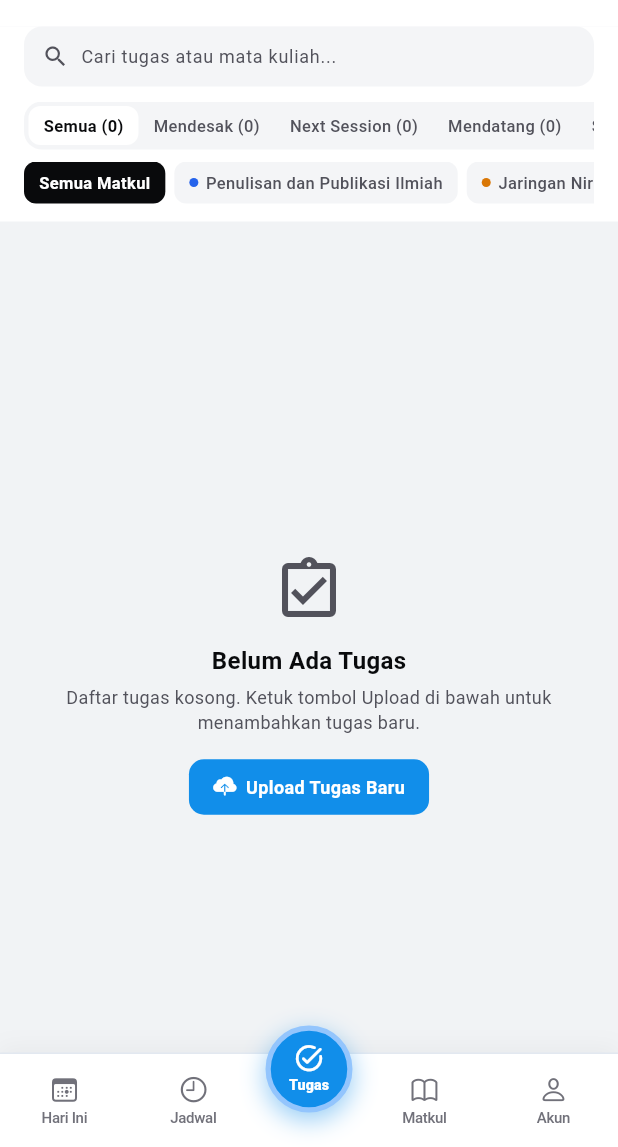
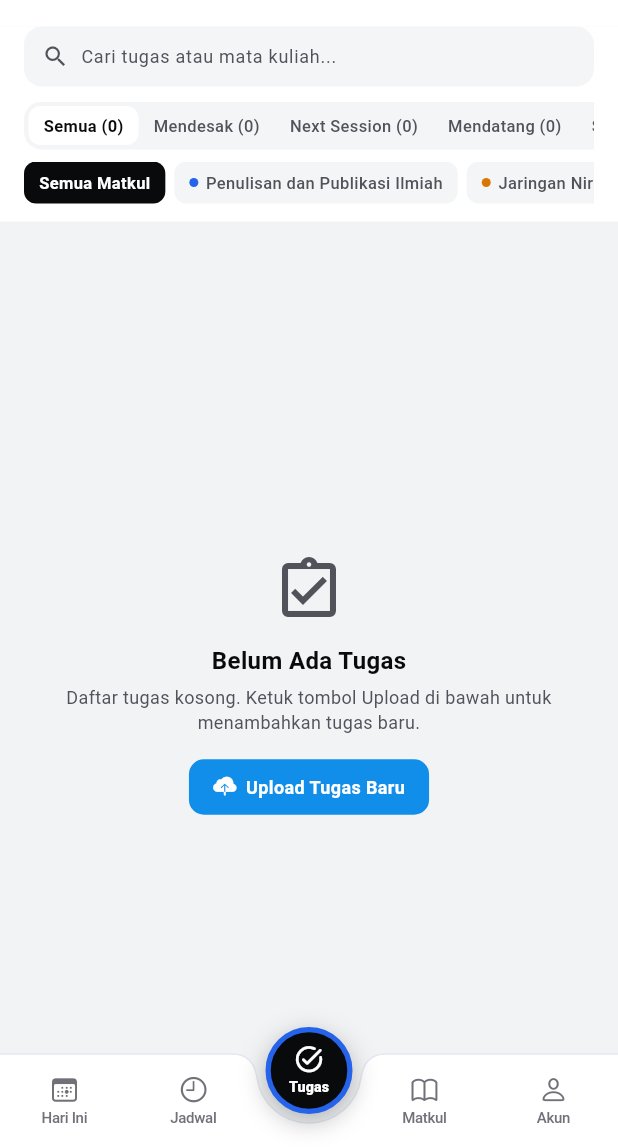
Before and after one commit to FaridNR/Notebook-UM, a Flutter app: the screen it shows after launch, after a tap on "Semua Tugas →", on a phone screen of 412 x 824 dp, the part 89-1236 px from its top. Run offline on Flutter 3.47's test engine with Material 3 defaults, Android fonts, the phone set to English and light mode, and no system bars; our stand-ins replace sqflite, sqflite_common_ffi; accounts and stored records are empty; Roboto replaces fonts that are missing (-apple-system).

Commit message:
M1: Desain ulang garis dock navigation melengkung (notched curve) dan selaraskan warna tombol Tugas dengan tema obsidian app

```diff
--- a/lib/widgets/dock_navigation.dart
+++ b/lib/widgets/dock_navigation.dart
@@ -1,3 +1,4 @@
+import 'dart:math' as math;
 import 'package:flutter/cupertino.dart';
 import 'package:flutter/material.dart';
 import '../theme/app_theme.dart';
@@ -18,32 +19,25 @@ class DockNavigation extends StatelessWidget {
   Widget build(BuildContext context) {
     final isDark = Theme.of(context).brightness == Brightness.dark;
     final surfaceColor = isDark ? AppColors.darkSurface : AppColors.lightSurface;
+    final borderColor = isDark ? const Color(0xFF1E2433) : const Color(0xFFE2E8F0);
     final activeTextColor = isDark ? AppColors.darkTextPrimary : AppColors.lightTextPrimary;
     final inactiveTextColor = isDark ? AppColors.darkTextTertiary : AppColors.lightTextTertiary;
 
     final isCenterActive = selectedIndex == 2;
+    // Warna tombol tengah diselaraskan dengan palet utama aplikasi (obsidian / ivory)
+    final centerButtonBg = isDark ? const Color(0xFFF4F4F5) : const Color(0xFF090A0C);
+    final centerButtonFg = isDark ? const Color(0xFF090A0C) : Colors.white;
 
     return Stack(
       clipBehavior: Clip.none,
       alignment: Alignment.bottomCenter,
       children: [
-        // Symmetrical Flat Navigation Bar
-        Container(
-          decoration: BoxDecoration(
-            color: surfaceColor.withValues(alpha: 0.98),
-            border: Border(
-              top: BorderSide(
-                color: isDark ? const Color(0xFF1E2433) : const Color(0xFFE2E8F0),
-                width: 1,
-              ),
-            ),
-            boxShadow: [
-              BoxShadow(
-                color: Colors.black.withValues(alpha: isDark ? 0.3 : 0.04),
-                blurRadius: 12,
-                offset: const Offset(0, -3),
-              ),
-            ],
+        // Navigation Bar berlekuk halus (notched curve) yang melengkung mengikuti lingkaran ikon Tugas
+        CustomPaint(
+          painter: NotchedDockPainter(
+            surfaceColor: surfaceColor,
+            borderColor: borderColor,
+            isDark: isDark,
           ),
           child: SafeArea(
             top: false,
@@ -72,7 +66,7 @@ class DockNavigation extends StatelessWidget {
                     inactiveColor: inactiveTextColor,
                     isDark: isDark,
                   ),
-                  // Space reserved for the protruding center DANA-style button
+                  // Ruang di tengah khusus untuk lengkungan tombol Tugas
                   const SizedBox(width: 68),
                   _buildNavItem(
                     index: 3,
@@ -100,7 +94,7 @@ class DockNavigation extends StatelessWidget {
           ),
         ),
 
-        // Prominent Center Button (DANA Style - Floating Action Button for Tugas)
+        // Tombol Tengah Tugas dengan warna yang serasi dengan identitas aplikasi NoteBook UM
         Positioned(
           top: -18,
           child: GestureDetector(
@@ -116,17 +110,17 @@ class DockNavigation extends StatelessWidget {
               width: 58,
               height: 58,
               decoration: BoxDecoration(
-                color: const Color(0xFF118EEA), // DANA Iconic Primary Blue
+                color: centerButtonBg,
                 shape: BoxShape.circle,
                 border: Border.all(
                   color: isCenterActive
-                      ? (isDark ? const Color(0xFF60A5FA) : const Color(0xFF93C5FD))
+                      ? (isDark ? Colors.white : const Color(0xFF2563EB))
                       : surfaceColor,
                   width: 3.5,
                 ),
                 boxShadow: [
                   BoxShadow(
-                    color: const Color(0xFF118EEA).withValues(alpha: 0.45),
+                    color: (isDark ? Colors.black : const Color(0xFF090A0C)).withValues(alpha: 0.28),
                     blurRadius: 14,
                     offset: const Offset(0, 5),
                   ),
@@ -134,19 +128,19 @@ class DockNavigation extends StatelessWidget {
               ),
               child: Column(
                 mainAxisAlignment: MainAxisAlignment.center,
-                children: const [
+                children: [
                   Icon(
                     Icons.task_alt_rounded,
                     size: 21,
-                    color: Colors.white,
+                    color: centerButtonFg,
                   ),
-                  SizedBox(height: 1),
+                  const SizedBox(height: 1),
                   Text(
                     'Tugas',
                     style: TextStyle(
                       fontSize: 9.5,
                       fontWeight: FontWeight.w800,
-                      color: Colors.white,
+                      color: centerButtonFg,
                       letterSpacing: 0.1,
                     ),
                   ),
@@ -217,3 +211,98 @@ class DockNavigation extends StatelessWidget {
     );
   }
 }
+
+/// CustomPainter untuk menggambar garis tepi dan permukaan dock yang melengkung
+/// mengikuti kontur lingkaran tombol Tugas di tengah secara presisi dan mulus.
+class NotchedDockPainter extends CustomPainter {
+  final Color surfaceColor;
+  final Color borderColor;
+  final bool isDark;
+
+  const NotchedDockPainter({
+    required this.surfaceColor,
+    required this.borderColor,
+    required this.isDark,
+  });
+
+  @override
+  void paint(Canvas canvas, Size size) {
+    final host = Rect.fromLTWH(0, 0, size.width, size.height);
+    final guestCenter = Offset(size.width / 2, 11);
+    const r = 35.0; // Radius lekukan (radius tombol 29 + margin lekukan 6)
+    const s1 = 14.0;
+    const s2 = 2.0;
+
+    final double a = -r - s2;
+    final double b = host.top - guestCenter.dy;
+
+    final double n2 = math.sqrt(b * b * r * r * (a * a + b * b - r * r));
+    final double p2xA = ((a * r * r) - n2) / (a * a + b * b);
+    final double p2xB = ((a * r * r) + n2) / (a * a + b * b);
+    final double p2yA = math.sqrt(r * r - p2xA * p2xA);
+    final double p2yB = math.sqrt(r * r - p2xB * p2xB);
+
+    final p = List<Offset>.filled(6, Offset.zero);
+    p[0] = Offset(a - s1, b);
+    p[1] = Offset(a, b);
+    final cmp = b < 0 ? -1.0 : 1.0;
+    p[2] = cmp * p2yA > cmp * p2yB ? Offset(p2xA, p2yA) : Offset(p2xB, p2yB);
+
+    p[3] = Offset(-1.0 * p[2].dx, p[2].dy);
+    p[4] = Offset(-1.0 * p[1].dx, p[1].dy);
+    p[5] = Offset(-1.0 * p[0].dx, p[0].dy);
+
+    for (var i = 0; i < p.length; i += 1) {
+      p[i] += guestCenter;
+    }
+
+    // Path permukaan yang diisi warna background dock
+    final fillPath = Path()
+      ..moveTo(host.left, host.top)
+      ..lineTo(p[0].dx, p[0].dy)
+      ..quadraticBezierTo(p[1].dx, p[1].dy, p[2].dx, p[2].dy)
+      ..arcToPoint(p[3], radius: const Radius.circular(r), clockwise: false)
+      ..quadraticBezierTo(p[4].dx, p[4].dy, p[5].dx, p[5].dy)
+      ..lineTo(host.right, host.top)
+      ..lineTo(host.right, host.bottom)
+      ..lineTo(host.left, host.bottom)
+      ..close();
+
+    // Path garis atas dock yang melengkung mengikuti lekukan
+    final borderPath = Path()
+      ..moveTo(host.left, host.top)
+      ..lineTo(p[0].dx, p[0].dy)
+      ..quadraticBezierTo(p[1].dx, p[1].dy, p[2].dx, p[2].dy)
+      ..arcToPoint(p[3], radius: const Radius.circular(r), clockwise: false)
+      ..quadraticBezierTo(p[4].dx, p[4].dy, p[5].dx, p[5].dy)
+      ..lineTo(host.right, host.top);
+
+    // Efek bayangan halus dock
+    canvas.drawShadow(
+      fillPath,
+      Colors.black.withValues(alpha: isDark ? 0.35 : 0.08),
+      6.0,
+      false,
+    );
+
+    // Gambar background permukaan
+    final fillPaint = Paint()
+      ..color = surfaceColor
+      ..style = PaintingStyle.fill;
+    canvas.drawPath(fillPath, fillPaint);
+
+    // Gambar garis batas atas yang melengkung
+    final borderPaint = Paint()
+      ..color = borderColor
+      ..strokeWidth = 1.0
+      ..style = PaintingStyle.stroke;
+    canvas.drawPath(borderPath, borderPaint);
+  }
+
+  @override
+  bool shouldRepaint(covariant NotchedDockPainter oldDelegate) {
+    return oldDelegate.surfaceColor != surfaceColor ||
+        oldDelegate.borderColor != borderColor ||
+        oldDelegate.isDark != isDark;
+  }
+}
```
